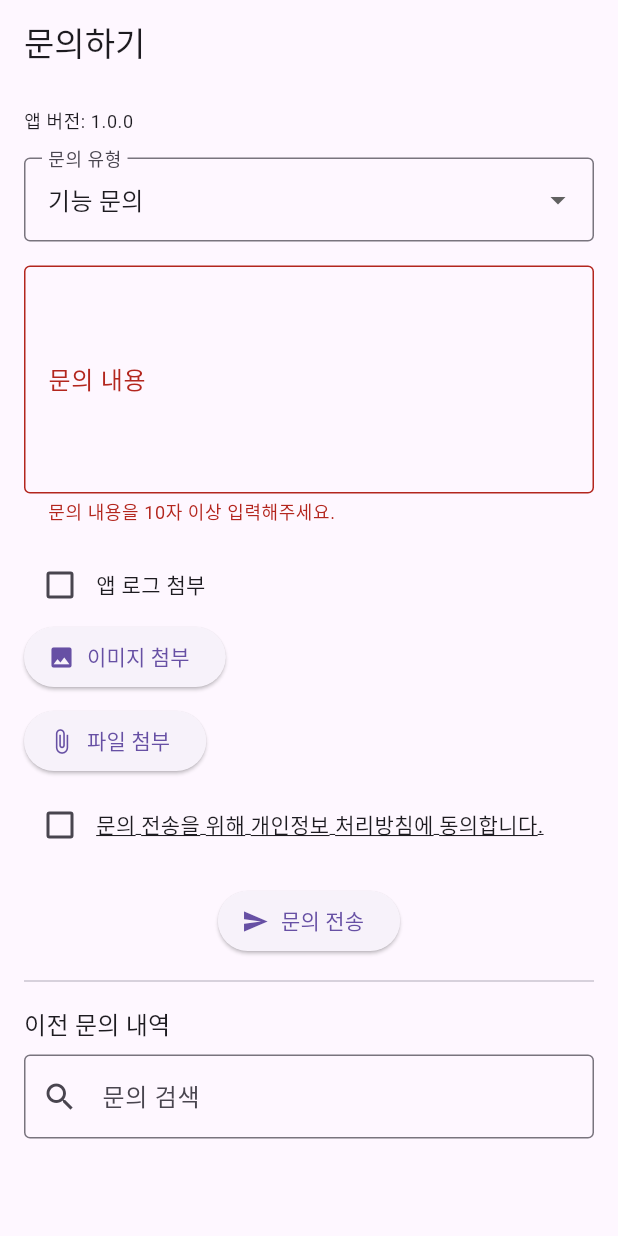
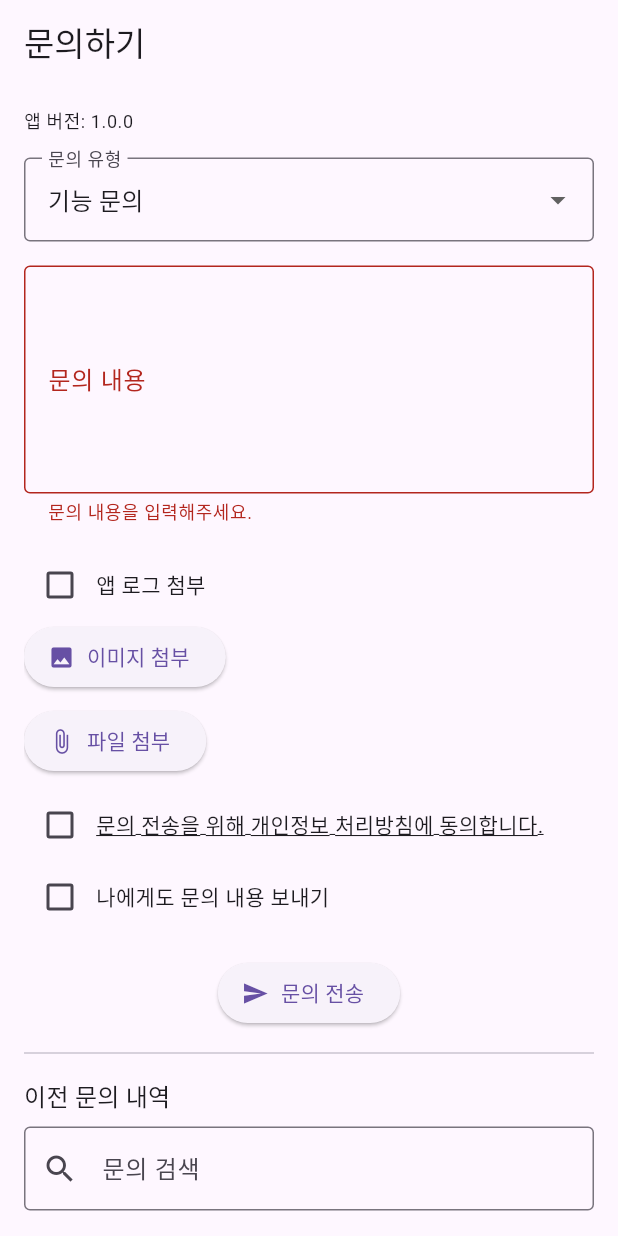
Before and after one commit to OSS0302/mask_store, a Flutter app: the ContactUsScreen screen opened by its route, after a tap on "문의 전송", on a phone screen of 412 x 824 dp. Run offline on Flutter 3.47's test engine with Material 3 defaults, Android fonts, the phone set to English and light mode, and no system bars; drawn by our look-alikes of screenshot; our stand-ins replace animate_do, file_picker, flutter_tts, geolocator, get_it, go_router and 5 more; accounts and stored records are empty; network calls fail.

Commit message:
기능 업그레이드

```diff
--- a/lib/ui/main/mask_store_screen.dart
+++ b/lib/ui/main/mask_store_screen.dart
@@ -18,7 +18,6 @@ class _ContactUsScreenState extends State<ContactUsScreen> {
   final _formKey = GlobalKey<FormState>();
   final _messageController = TextEditingController();
   final _searchController = TextEditingController();
-  final ScrollController _scrollController = ScrollController();
 
   String _selectedType = '기능 문의';
   bool _includeLogs = false;
@@ -28,6 +27,7 @@ class _ContactUsScreenState extends State<ContactUsScreen> {
   File? _autoCapturedScreenshot;
   String _appVersion = '...';
   bool _isSending = false;
+  bool _sendCopyToSelf = false;
 
   final ScreenshotController _screenshotController = ScreenshotController();
 
@@ -129,9 +129,14 @@ ${_messageController.text}
 앱 로그 포함 여부: $_includeLogs
 ''';
 
+    final emailRecipients = <String>['support@example.com'];
+    if (_sendCopyToSelf) {
+      emailRecipients.add('user@example.com');
+    }
+
     final uri = Uri(
       scheme: 'mailto',
-      path: 'support@example.com',
+      path: emailRecipients.join(','),
       queryParameters: {
         'subject': '[문의] $_selectedType',
         'body': emailBody,
@@ -157,14 +162,9 @@ ${_messageController.text}
       _attachedFile = null;
       _autoCapturedScreenshot = null;
       _agree = false;
+      _sendCopyToSelf = false;
       _isSending = false;
     });
-
-    _scrollController.animateTo(
-      0,
-      duration: const Duration(milliseconds: 500),
-      curve: Curves.easeOut,
-    );
 
     ScaffoldMessenger.of(context).showSnackBar(
       const SnackBar(content: Text('문의가 전송되었습니다.')),
@@ -199,7 +199,6 @@ ${_messageController.text}
     return Screenshot(
       controller: _screenshotController,
       child: Scaffold(
-        resizeToAvoidBottomInset: true,
         appBar: AppBar(
           title: const Text('문의하기'),
         ),
@@ -208,7 +207,6 @@ ${_messageController.text}
             Padding(
               padding: const EdgeInsets.all(16),
               child: ListView(
-                controller: _scrollController,
                 children: [
                   Text('앱 버전: $_appVersion', style: theme.textTheme.bodySmall),
                   const SizedBox(height: 16),
@@ -236,7 +234,7 @@ ${_messageController.text}
                             border: OutlineInputBorder(),
                           ),
                           validator: (value) =>
-                          value == null || value.trim().length < 10 ? '문의 내용을 10자 이상 입력해주세요.' : null,
+                          value == null || value.isEmpty ? '문의 내용을 입력해주세요.' : null,
                         ),
                         const SizedBox(height: 16),
                         Row(
@@ -265,9 +263,6 @@ ${_messageController.text}
                                     _attachedImage = null;
                                     _autoCapturedScreenshot = null;
                                   });
-                                  ScaffoldMessenger.of(context).showSnackBar(
-                                    const SnackBar(content: Text('이미지 첨부가 제거되었습니다.')),
-                                  );
                                 },
                                 icon: const Icon(Icons.close, color: Colors.red),
                               ),
@@ -295,12 +290,7 @@ ${_messageController.text}
                               const SizedBox(width: 4),
                               Text(_attachedFile!.name),
                               IconButton(
-                                onPressed: () {
-                                  setState(() => _attachedFile = null);
-                                  ScaffoldMessenger.of(context).showSnackBar(
-                                    const SnackBar(content: Text('파일 첨부가 제거되었습니다.')),
-                                  );
-                                },
+                                onPressed: () => setState(() => _attachedFile = null),
                                 icon: const Icon(Icons.close, color: Colors.red),
                               ),
                             ],
@@ -322,6 +312,15 @@ ${_messageController.text}
                                 ),
                               ),
                             ),
+                          ],
+                        ),
+                        Row(
+                          children: [
+                            Checkbox(
+                              value: _sendCopyToSelf,
+                              onChanged: (val) => setState(() => _sendCopyToSelf = val!),
+                            ),
+                            const Text('나에게도 문의 내용 보내기'),
                           ],
                         ),
                         const SizedBox(height: 16),
```
